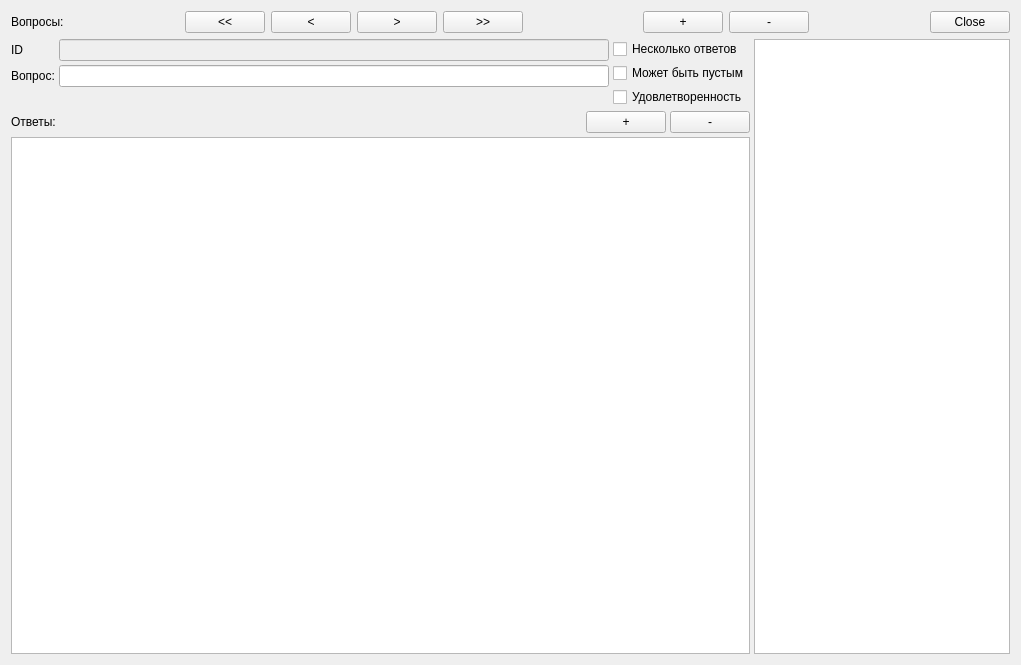
This is formeditquestions.ui in GorINIch73/questionnaire as Qt 5 draws it before an edit. The edited form follows.
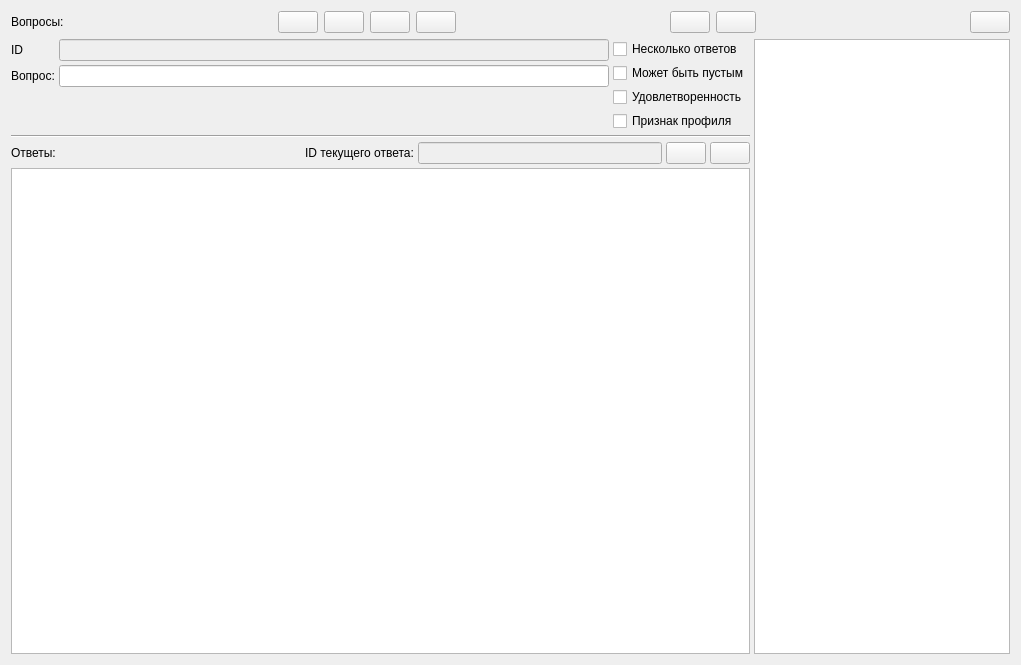
This is the edited form. Icons and pictures are not drawn.

What changed in the file:
```diff
--- a/formeditquestions.ui
+++ b/formeditquestions.ui
@@ -39,28 +39,44 @@
      <item>
       <widget class="QPushButton" name="pushButton_First">
        <property name="text">
-        <string>&lt;&lt;</string>
+        <string/>
+       </property>
+       <property name="icon">
+        <iconset resource="res.qrc">
+         <normaloff>:/pix/bb.png</normaloff>:/pix/bb.png</iconset>
        </property>
       </widget>
      </item>
      <item>
       <widget class="QPushButton" name="pushButton_Previous">
        <property name="text">
-        <string>&lt;</string>
+        <string/>
+       </property>
+       <property name="icon">
+        <iconset resource="res.qrc">
+         <normaloff>:/pix/b.png</normaloff>:/pix/b.png</iconset>
        </property>
       </widget>
      </item>
      <item>
       <widget class="QPushButton" name="pushButton_Next">
        <property name="text">
-        <string>&gt;</string>
+        <string/>
+       </property>
+       <property name="icon">
+        <iconset resource="res.qrc">
+         <normaloff>:/pix/f.png</normaloff>:/pix/f.png</iconset>
        </property>
       </widget>
      </item>
      <item>
       <widget class="QPushButton" name="pushButton_Last">
        <property name="text">
-        <string>&gt;&gt;</string>
+        <string/>
+       </property>
+       <property name="icon">
+        <iconset resource="res.qrc">
+         <normaloff>:/pix/ff.png</normaloff>:/pix/ff.png</iconset>
        </property>
       </widget>
      </item>
@@ -80,14 +96,22 @@
      <item>
       <widget class="QPushButton" name="pushButton_QAdd">
        <property name="text">
-        <string>+</string>
+        <string/>
+       </property>
+       <property name="icon">
+        <iconset resource="res.qrc">
+         <normaloff>:/pix/add.png</normaloff>:/pix/add.png</iconset>
        </property>
       </widget>
      </item>
      <item>
       <widget class="QPushButton" name="pushButton_QDel">
        <property name="text">
-        <string>-</string>
+        <string/>
+       </property>
+       <property name="icon">
+        <iconset resource="res.qrc">
+         <normaloff>:/pix/del.png</normaloff>:/pix/del.png</iconset>
        </property>
       </widget>
      </item>
@@ -107,7 +131,17 @@
      <item>
       <widget class="QPushButton" name="pushButtonClose">
        <property name="text">
-        <string>Close</string>
+        <string/>
+       </property>
+       <property name="icon">
+        <iconset resource="res.qrc">
+         <normaloff>:/pix/exit.png</normaloff>:/pix/exit.png</iconset>
+       </property>
+       <property name="iconSize">
+        <size>
+         <width>24</width>
+         <height>24</height>
+        </size>
        </property>
       </widget>
      </item>
@@ -185,10 +219,24 @@
              </property>
             </widget>
            </item>
+           <item>
+            <widget class="QCheckBox" name="checkBox_profile_st">
+             <property name="text">
+              <string>Признак профиля</string>
+             </property>
+            </widget>
+           </item>
           </layout>
          </item>
         </layout>
        </item>
+       <item>
+        <widget class="Line" name="line">
+         <property name="orientation">
+          <enum>Qt::Horizontal</enum>
+         </property>
+        </widget>
+       </item>
        <item>
         <layout class="QVBoxLayout" name="verticalLayout_2">
          <item>
@@ -213,17 +261,39 @@
              </property>
             </spacer>
            </item>
+           <item>
+            <widget class="QLabel" name="label_5">
+             <property name="text">
+              <string>ID текущего ответа:</string>
+             </property>
+            </widget>
+           </item>
+           <item>
+            <widget class="QLineEdit" name="lineEdit_ID_A">
+             <property name="enabled">
+              <bool>false</bool>
+             </property>
+            </widget>
+           </item>
            <item>
             <widget class="QPushButton" name="pushButton_AAdd">
              <property name="text">
-              <string>+</string>
+              <string/>
+             </property>
+             <property name="icon">
+              <iconset resource="res.qrc">
+               <normaloff>:/pix/add.png</normaloff>:/pix/add.png</iconset>
              </property>
             </widget>
            </item>
            <item>
             <widget class="QPushButton" name="pushButton_ADel">
              <property name="text">
-              <string>-</string>
+              <string/>
+             </property>
+             <property name="icon">
+              <iconset resource="res.qrc">
+               <normaloff>:/pix/del.png</normaloff>:/pix/del.png</iconset>
              </property>
             </widget>
            </item>
```
Left out of the diff: 13 changed lines with no effect on the pictures.
